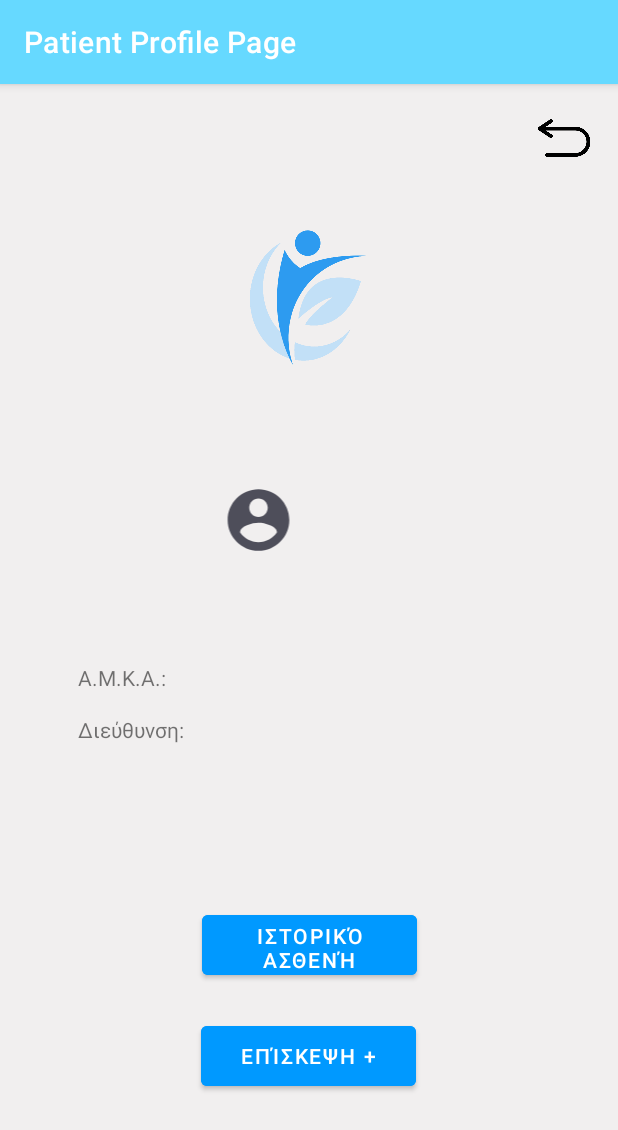
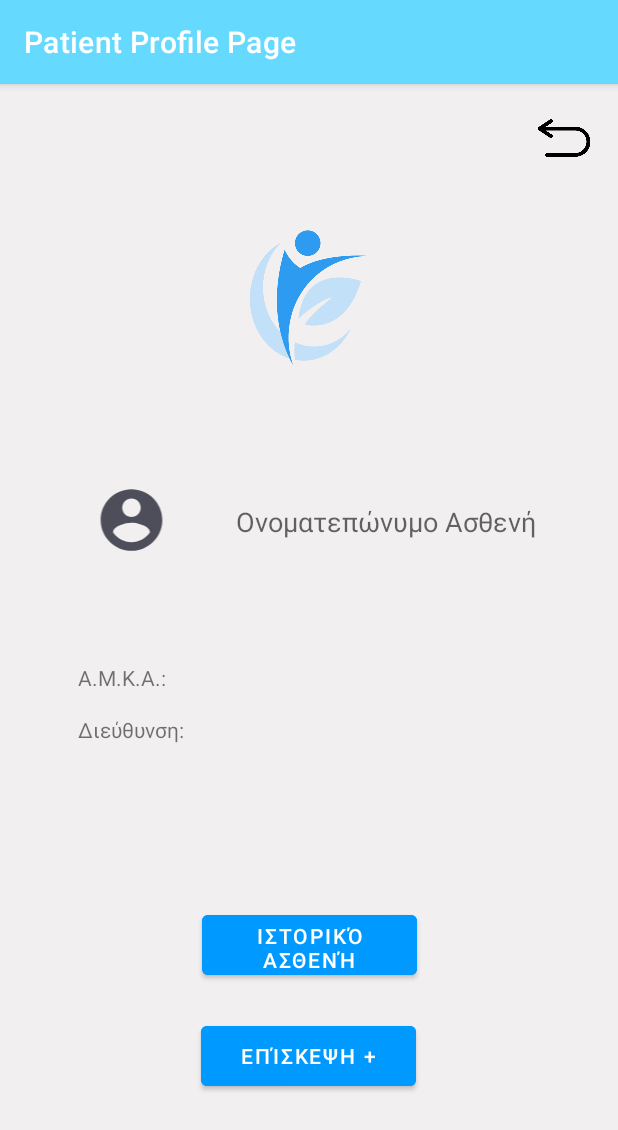
Before and after one commit to AndroidStudio2023/AndroidStudioPSApp, an Android app: the AddNewVisitPage screen opened directly, with no data from a screen before it, after a tap on an icon or button, on a phone screen of 412 x 824 dp. Shown: the top 1130 px of the screen. Run offline under Robolectric (Android 15) with nearby library versions, the phone set to English and light mode, and no system bars; network calls fail; 5 statements that could not run were skipped.

Commit message:
Completed R7

```diff
--- a/app/src/main/java/com/example/physiotherapycenterapplication/AddNewVisitPage.java
+++ b/app/src/main/java/com/example/physiotherapycenterapplication/AddNewVisitPage.java
@@ -4,13 +4,11 @@
 
 import android.content.Intent;
 import android.os.Bundle;
-import android.util.Log;
 import android.view.Gravity;
 import android.view.View;
 import android.widget.CheckBox;
 import android.widget.CompoundButton;
 import android.widget.LinearLayout;
-import android.widget.TextView;
 import android.widget.Toast;
 
 import java.util.ArrayList;
@@ -19,7 +17,7 @@
 
     Bundle extras;
     ArrayList<String> doctorData;
-    String patientName;
+    ArrayList<String> patientData;
     public static ArrayList<String> selectServIDs = new ArrayList<>();
 
     @Override
@@ -28,7 +26,7 @@
         setContentView(R.layout.activity_add_new_visit_page);
         extras = getIntent().getExtras();
         doctorData = extras.getStringArrayList("userDataArrayList");
-        patientName = extras.getString("patientName");
+        patientData = extras.getStringArrayList("patientName");
 
 
 
@@ -39,7 +37,7 @@
     public void goToPatientProfilePage(View view){
         Intent intent = new Intent(getApplicationContext(),PatientProfilePage.class);
         intent.putExtra("userDataArrayList",doctorData);
-        intent.putExtra("patientName",patientName);
+        intent.putExtra("patientName", patientData);
         startActivity(intent);
     }
 
--- a/app/src/main/java/com/example/physiotherapycenterapplication/MainDoctorRequestPage.java
+++ b/app/src/main/java/com/example/physiotherapycenterapplication/MainDoctorRequestPage.java
@@ -64,7 +64,7 @@
         TextView dateArea = new TextView(this);
         dateArea.setText(date);
         dateArea.setTextSize(TypedValue.COMPLEX_UNIT_SP,18f);
-        //spaces area
+
         Space sp0 = new Space(this);
         sp0.setMinimumWidth(35);
         Space sp0d = new Space(this);
--- a/app/src/main/java/com/example/physiotherapycenterapplication/PatientProfilePage.java
+++ b/app/src/main/java/com/example/physiotherapycenterapplication/PatientProfilePage.java
@@ -16,11 +16,12 @@
 
     Bundle extras;
     //Allazei otan exoume ton Provider
-    String patientName;
+    ArrayList<String> patientData;
     TextView patientNameView;
+    TextView patientAMKAView;
+    TextView patientAddressView;
+    ArrayList<String> doctorData;
 
-
-    ArrayList<String> doctorData;
 
 
     @Override
@@ -31,9 +32,15 @@
         extras = getIntent().getExtras();
         doctorData = extras.getStringArrayList("userDataArrayList");
         //Print patient name
-        patientName = extras.get("patientName").toString();
+        patientData = extras.getStringArrayList("patientName");
+        patientAMKAView = findViewById(R.id.amkaTextView);
         patientNameView = findViewById(R.id.firstLastNamePatient);
-        patientNameView.setText(patientName);
+        patientAddressView = findViewById(R.id.AddressTextView);
+        String s1 = patientAMKAView.getText().toString();
+        patientAMKAView.setText(s1+" "+patientData.get(0));
+        patientNameView.setText(patientData.get(1));
+        String s2 = patientAddressView.getText().toString();
+        patientAddressView.setText(s2+" "+patientData.get(2));
     }
 
 
@@ -52,7 +59,7 @@
     public void goToAddVisitPage(View view){
         Intent intent = new Intent(getApplicationContext(),AddNewVisitPage.class);
         intent.putExtra("userDataArrayList",doctorData);
-        intent.putExtra("patientName",patientName);
+        intent.putExtra("patientName",patientData);
         startActivity(intent);
     }
     //Block Back Button
--- a/app/src/main/res/layout/activity_login_page.xml
+++ b/app/src/main/res/layout/activity_login_page.xml
@@ -33,7 +33,7 @@
         app:layout_constraintTop_toTopOf="parent">
 
         <TextView
-            android:id="@+id/textView"
+            android:id="@+id/amkaTextView"
             android:layout_width="match_parent"
             android:layout_height="wrap_content"
             android:layout_marginBottom="10dp"
--- a/app/src/main/res/layout/activity_main.xml
+++ b/app/src/main/res/layout/activity_main.xml
@@ -32,7 +32,7 @@
         app:layout_constraintTop_toTopOf="parent" />
 
     <TextView
-        android:id="@+id/textView2"
+        android:id="@+id/AddressTextView"
         android:layout_width="wrap_content"
         android:layout_height="wrap_content"
         android:layout_marginTop="24dp"
@@ -55,7 +55,7 @@
         android:textStyle="bold"
         app:layout_constraintEnd_toEndOf="parent"
         app:layout_constraintStart_toStartOf="parent"
-        app:layout_constraintTop_toBottomOf="@+id/textView2" />
+        app:layout_constraintTop_toBottomOf="@+id/AddressTextView" />
 
     <TextView
         android:id="@+id/textView5"
--- a/app/src/main/res/layout/activity_main_doctor_request_page.xml
+++ b/app/src/main/res/layout/activity_main_doctor_request_page.xml
@@ -31,7 +31,7 @@
         app:srcCompat="@drawable/_545435" />
 
     <TextView
-        android:id="@+id/textView2"
+        android:id="@+id/AddressTextView"
         android:layout_width="wrap_content"
         android:layout_height="wrap_content"
         android:layout_marginTop="32dp"
--- a/app/src/main/res/layout/activity_new_patient.xml
+++ b/app/src/main/res/layout/activity_new_patient.xml
@@ -22,7 +22,7 @@
             app:layout_constraintTop_toBottomOf="@+id/textView41">
 
             <TextView
-                android:id="@+id/textView"
+                android:id="@+id/amkaTextView"
                 android:layout_width="match_parent"
                 android:layout_height="wrap_content"
                 android:layout_marginBottom="10dp"
--- a/app/src/main/res/layout/activity_patient_profile_page.xml
+++ b/app/src/main/res/layout/activity_patient_profile_page.xml
@@ -53,7 +53,7 @@
         app:srcCompat="@drawable/appicon1" />
 
     <TextView
-        android:id="@+id/textView"
+        android:id="@+id/amkaTextView"
         android:layout_width="wrap_content"
         android:layout_height="wrap_content"
         android:layout_marginStart="52dp"
@@ -66,7 +66,7 @@
         app:layout_constraintVertical_bias="0.516" />
 
     <TextView
-        android:id="@+id/textView2"
+        android:id="@+id/AddressTextView"
         android:layout_width="wrap_content"
         android:layout_height="wrap_content"
         android:layout_marginStart="52dp"
@@ -75,7 +75,7 @@
         app:layout_constraintEnd_toEndOf="parent"
         app:layout_constraintHorizontal_bias="0.0"
         app:layout_constraintStart_toStartOf="parent"
-        app:layout_constraintTop_toBottomOf="@+id/textView"
+        app:layout_constraintTop_toBottomOf="@+id/amkaTextView"
         app:layout_constraintVertical_bias="0.044" />
 
     <ImageView
--- a/app/src/main/res/layout/activity_select_appointments_day.xml
+++ b/app/src/main/res/layout/activity_select_appointments_day.xml
@@ -28,7 +28,7 @@
         android:src="@drawable/logo" />
 
     <TextView
-        android:id="@+id/textView"
+        android:id="@+id/amkaTextView"
         android:layout_width="wrap_content"
         android:layout_height="wrap_content"
         android:text="Επιλέξτε μια μέρα:"
--- a/app/src/main/res/layout/date.xml
+++ b/app/src/main/res/layout/date.xml
@@ -22,7 +22,7 @@
         app:layout_constraintStart_toStartOf="parent" />
 
     <TextView
-        android:id="@+id/textView2"
+        android:id="@+id/AddressTextView"
         android:layout_width="wrap_content"
         android:layout_height="wrap_content"
         android:text="Επιλογή Ώρας:"
@@ -67,11 +67,11 @@
         app:layout_constraintEnd_toEndOf="parent"
         app:layout_constraintHorizontal_bias="0.506"
         app:layout_constraintStart_toStartOf="parent"
-        app:layout_constraintTop_toTopOf="@+id/textView"
+        app:layout_constraintTop_toTopOf="@+id/amkaTextView"
         app:layout_constraintVertical_bias="0.087" />
 
     <TextView
-        android:id="@+id/textView"
+        android:id="@+id/amkaTextView"
         android:layout_width="wrap_content"
         android:layout_height="wrap_content"
         android:text="Επιλεγμένη Ημερομηνία: "
```
Also changed, not shown: app/src/main/java/com/example/physiotherapycenterapplication/OkHttpMediator.java (+28 -0 lines), app/src/main/java/com/example/physiotherapycenterapplication/PatientSearchPage.java (+21 -6 lines).
